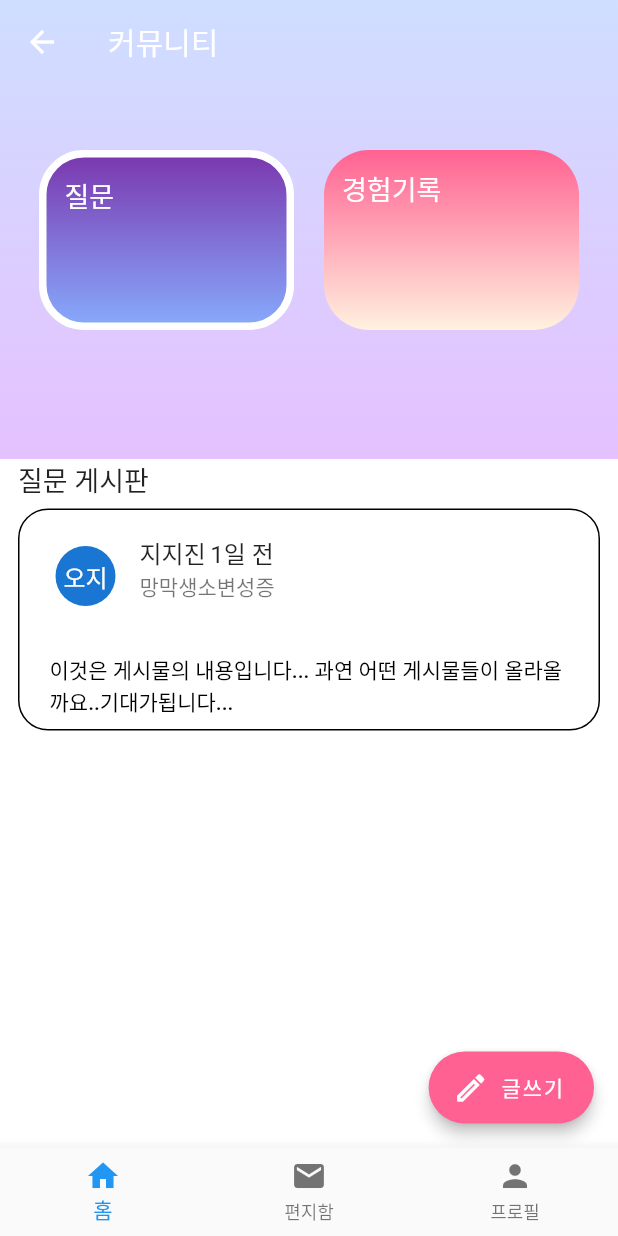
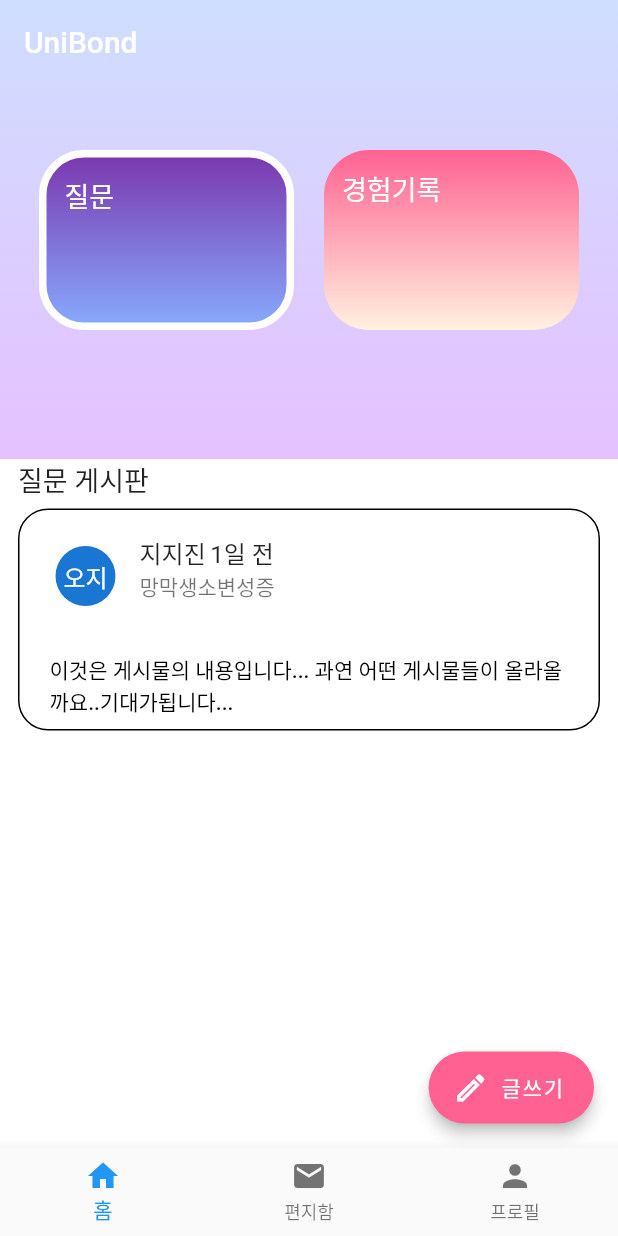
Before and after one commit to UniBond-jijijin/UniBond-flutter, a Flutter app: the HomeScreen screen opened directly, on a phone screen of 412 x 824 dp. Run offline on Flutter 3.47's test engine with Material 2 defaults, Android fonts, the phone set to English and light mode, and no system bars; our stand-ins replace get, validators.

Commit message:
#8 Design: home appbar 수정

```diff
--- a/unibond/lib/view/screens/home_screen.dart
+++ b/unibond/lib/view/screens/home_screen.dart
@@ -25,7 +25,8 @@ class HomeScreen extends StatelessWidget {
       extendBodyBehindAppBar: true,
       appBar: AppBar(
         forceMaterialTransparency: true,
-        title: const Text("커뮤니티"),
+        title: const Text("UniBond"),
+        automaticallyImplyLeading: false,
       ),
       body: Column(
         children: [
```
